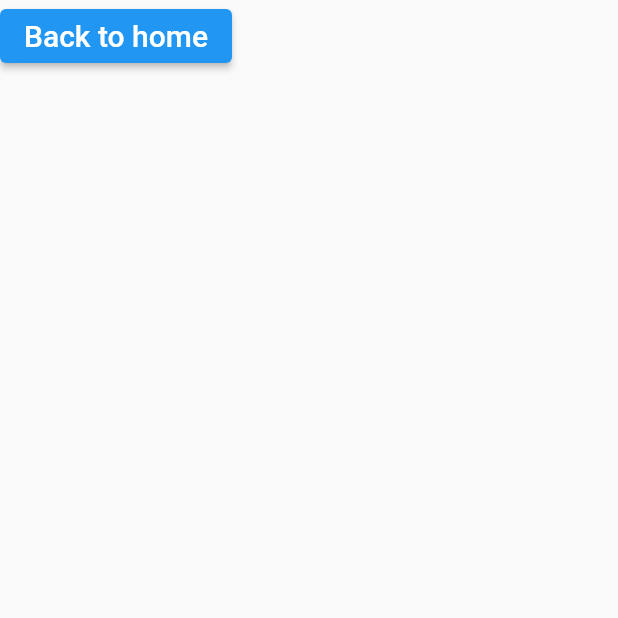
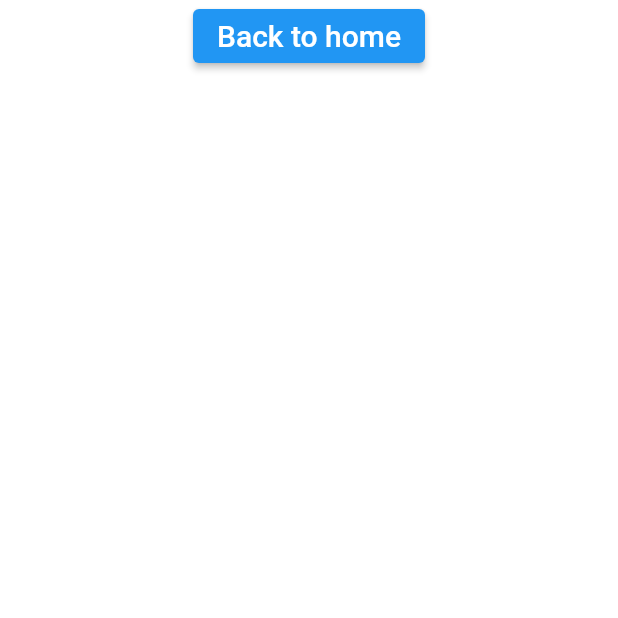
Before and after one commit to syedawaisalishah/flutter_firebase, a Flutter app: the screen it shows after launch, after a tap on "Add", on a phone screen of 412 x 824 dp, the top half of it. Run offline on Flutter 3.47's test engine with Material 2 defaults, Android fonts, the phone set to English and light mode, and no system bars.

```diff
--- a/lib/pages/addstudent.dart
+++ b/lib/pages/addstudent.dart
@@ -8,8 +8,7 @@ class addstudentpage extends StatefulWidget {
 class _addstudentpageState extends State<addstudentpage> {
   @override
   Widget build(BuildContext context) {
-    return Scaffold(
-      body: Column(
+    return Column(
       children: [
         ElevatedButton(
           child: Text(
@@ -21,7 +20,6 @@ class _addstudentpageState extends State<addstudentpage> {
           },
         ),
       ],
-      ),
     );
   }
 }
```
Also changed, not shown: 1 other file. Lines whose indentation alone changed are shown as unchanged.
